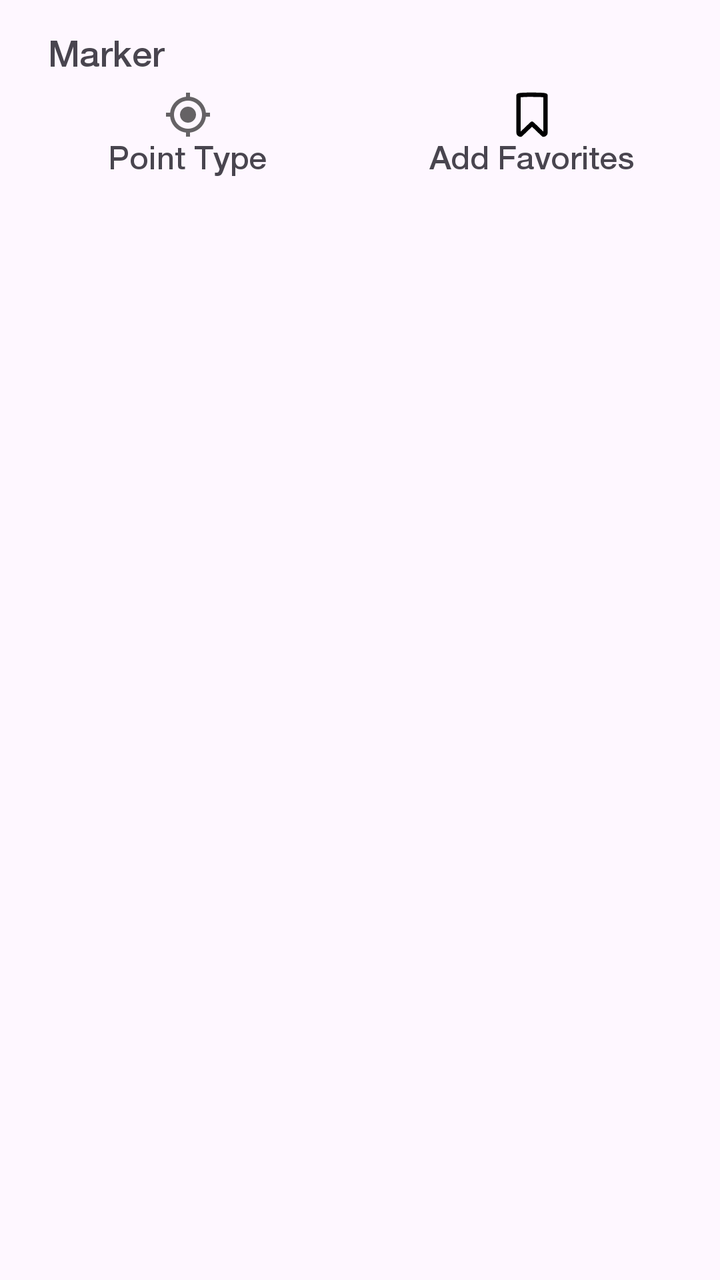
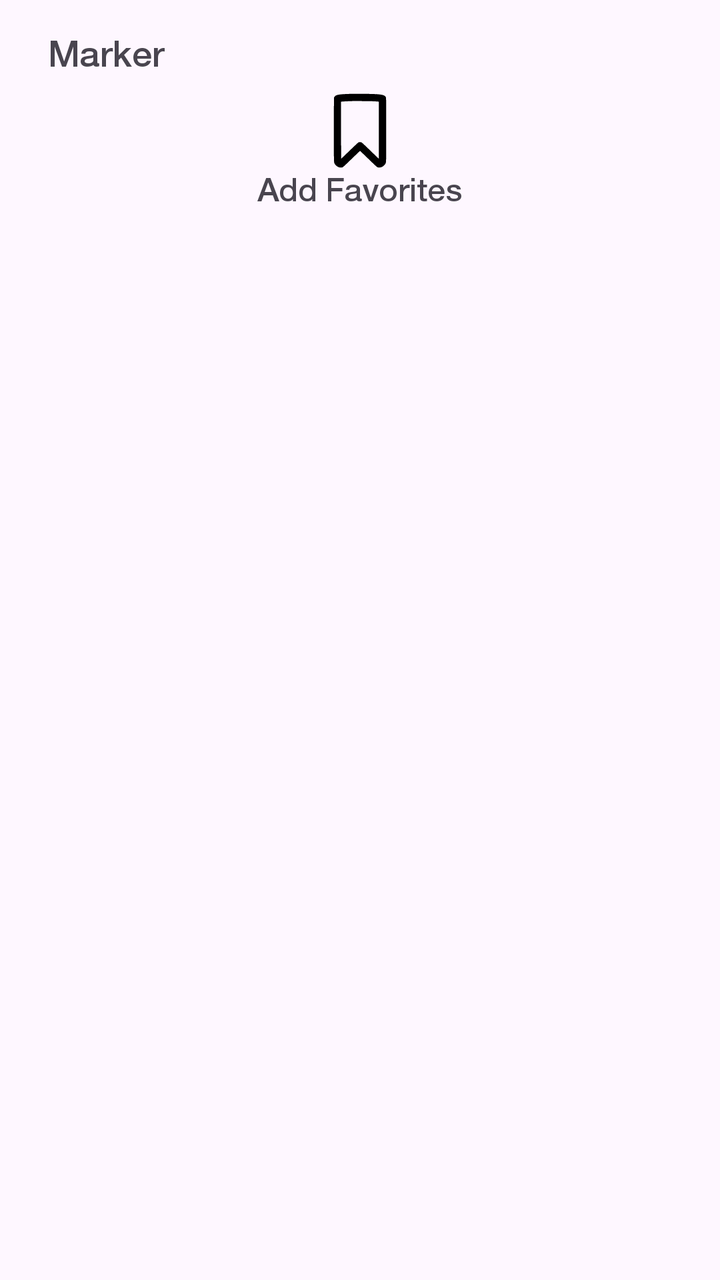

Compare the two renders of this Android layout. The source of the first and the diff that turns it into the second are given below.
<!-- AndroidManifest.xml: application theme Theme.GeoApp -->
<!-- res/layout/item_favorite_point.xml -->
<androidx.core.widget.NestedScrollView    xmlns:android="http://schemas.android.com/apk/res/android"
    android:layout_width="match_parent"
    android:layout_height="wrap_content"
    android:fillViewport="true">

    <LinearLayout
        android:layout_width="match_parent"
        android:layout_height="wrap_content"
        android:orientation="vertical"
        android:padding="8dp"
        android:paddingBottom="16dp">

        <TextView
            android:layout_width="wrap_content"
            android:layout_height="wrap_content"
            android:text="@string/marker"
            android:fontFamily="@font/helvetica"
            android:textSize="18sp"
            android:layout_marginStart="16dp"
            android:layout_marginTop="8dp"
            android:paddingBottom="8dp" />

        <LinearLayout
            android:id="@+id/linearLayoutBaseMap"
            android:layout_width="match_parent"
            android:layout_height="wrap_content"
            android:orientation="horizontal">

            <LinearLayout
                android:layout_width="0dp"
                android:id="@+id/btnPointType"
                android:layout_height="wrap_content"
                android:layout_weight="1"
                android:orientation="vertical"
                android:gravity="center">

                <ImageView
                    android:layout_width="24dp"
                    android:layout_height="24dp"
                    android:src="@drawable/ic_location" />

                <TextView
                    android:layout_width="wrap_content"
                    android:layout_height="wrap_content"
                    android:text="@string/point_type"
                    android:fontFamily="@font/helvetica"
                    android:textSize="16sp"
                    android:layout_marginBottom="16dp" />
            </LinearLayout>

            <LinearLayout
                android:layout_width="0dp"
                android:id="@+id/btnFavorites"
                android:layout_height="wrap_content"
                android:layout_weight="1"
                android:orientation="vertical"
                android:gravity="center">

                <ImageView
                    android:layout_width="24dp"
                    android:layout_height="24dp"
                    android:src="@drawable/ic_favorite" />

                <TextView
                    android:layout_width="wrap_content"
                    android:layout_height="wrap_content"
                    android:text="@string/add_favorites"
                    android:fontFamily="@font/helvetica"
                    android:textSize="16sp"
                    android:layout_marginBottom="16dp" />
            </LinearLayout>
        </LinearLayout>

        <androidx.recyclerview.widget.RecyclerView
            android:visibility="gone"
            android:id="@+id/recyclerFavoritePoints"
            android:layout_width="match_parent"
            android:layout_height="0dp"
            android:layout_weight="1"
            android:layout_marginTop="16dp"
            android:padding="8dp" />

        <EditText
            android:id="@+id/edtPointName"
            android:visibility="gone"
            android:layout_width="match_parent"
            android:layout_height="wrap_content"
            android:fontFamily="@font/helvetica"
            android:hint="@string/name"
            android:layout_margin="16dp"
            android:padding="8dp" />

        <Button
            android:id="@+id/btnSavePoint"
            android:visibility="gone"
            android:layout_width="match_parent"
            android:layout_height="wrap_content"
            style="@style/BtnAccept"
            android:text="@string/save"
            android:layout_margin="10dp" />

    </LinearLayout>
</androidx.core.widget.NestedScrollView>
<!-- resources referenced by this layout -->
<resources>
  <!-- drawable ic_favorite (drawable) -->
  <vector xmlns:android="http://schemas.android.com/apk/res/android"
      android:width="36dp"
      android:height="36dp"
      android:viewportWidth="256"
      android:viewportHeight="256">
    <path
        android:pathData="M87,10.6c-26.6,1.1 -34.4,2.6 -39,7.1c-1.5,1.5 -2.6,3 -3,4.4c-0.4,1.4 -0.6,31.5 -0.6,102.9c0,110.3 -0.2,103.7 2.9,109.4c1.9,3.5 6.7,7.9 10.7,9.7c4.4,2.1 10.4,2.6 13.9,1.3c1.8,-0.7 7.5,-5.9 29.1,-26.8c14.7,-14.2 26.9,-25.9 27.1,-25.9c0.2,0 12.4,11.6 27.1,25.9c21.7,21 27.2,26 29.1,26.7c3.5,1.4 9.5,0.8 13.9,-1.2c4,-1.8 8.8,-6.2 10.7,-9.7c3.1,-5.7 2.9,0.9 2.9,-109.3c0,-75 -0.2,-101.3 -0.6,-102.8c-2,-6.5 -8.8,-9.4 -25.3,-10.7C166.8,10 111.7,9.5 87,10.6zM173.7,34.1c5.5,0.3 11,0.7 12.3,0.9l2.3,0.4l0.2,91.3c0.1,53.3 -0.1,91.1 -0.4,91c-0.3,-0.1 -12.3,-11.6 -26.7,-25.6c-18.8,-18.2 -26.9,-25.7 -28.7,-26.6c-2.9,-1.4 -7.1,-1.3 -10,0.2c-1,0.6 -13.7,12.5 -28.1,26.4c-14.5,14 -26.5,25.5 -26.7,25.6c-0.3,0.1 -0.5,-40.5 -0.5,-91.1V35.3l2.7,-0.3c2.9,-0.4 21.4,-1.3 30.1,-1.6C111.4,33 164.1,33.5 173.7,34.1z"
        android:fillColor="#000000"/>
  </vector>
  <!-- drawable ic_location (drawable) -->
  <vector xmlns:android="http://schemas.android.com/apk/res/android"
      android:width="36dp"
      android:height="36dp"
      android:alpha="0.60"
      android:viewportWidth="24.0"
      android:viewportHeight="24.0">
      <path
          android:fillColor="#FF000000"
          android:pathData="M12,8c-2.21,0 -4,1.79 -4,4s1.79,4 4,4 4,-1.79 4,-4 -1.79,-4 -4,-4zM20.94,11c-0.46,-4.17 -3.77,-7.48 -7.94,-7.94L13,1h-2v2.06C6.83,3.52 3.52,6.83 3.06,11L1,11v2h2.06c0.46,4.17 3.77,7.48 7.94,7.94L11,23h2v-2.06c4.17,-0.46 7.48,-3.77 7.94,-7.94L23,13v-2h-2.06zM12,19c-3.87,0 -7,-3.13 -7,-7s3.13,-7 7,-7 7,3.13 7,7 -3.13,7 -7,7z" />
  </vector>
  <string name="add_favorites">Add Favorites</string>
  <string name="marker">Marker</string>
  <string name="name">Add a name</string>
  <string name="point_type">Point Type</string>
  <string name="save">Save</string>
  <style name="BtnAccept">
          <item name="android:layout_width">wrap_content</item>
          <item name="android:layout_height">50dp</item>
          <item name="android:background">@drawable/btn_pressed</item>
          <item name="android:gravity">center</item>
          <item name="android:textSize">20sp</item>
          <item name="android:textColor">@color/text_continue</item>
          <item name="android:textAllCaps">false</item>
      </style>
  <style name="Theme.GeoApp" parent="Base.Theme.GeoApp" />
  <!-- drawable btn_pressed (drawable) -->
  <?xml version="1.0" encoding="utf-8"?>
  <selector xmlns:android="http://schemas.android.com/apk/res/android">
      <item android:state_enabled="false">
          <layer-list>
              <item>
                  <shape>
                      <corners android:radius="30dp"/>
                      <solid android:color="@color/primary_disable"/>
                  </shape>
              </item>
          </layer-list>
      </item>
  
      <item android:state_pressed="true">
          <layer-list>
              <item>
                  <shape>
                      <corners android:radius="30dp"/>
                      <solid android:color="@color/primary_70"/>
                  </shape>
              </item>
          </layer-list>
      </item>
  
      <item>
          <layer-list>
              <item>
                  <shape android:shape="rectangle">
                      <corners android:radius="30dp"/>
                      <solid android:color="@color/primary_card" />
                  </shape>
              </item>
          </layer-list>
      </item>
  </selector>
  <style name="Base.Theme.GeoApp" parent="Theme.Material3.DayNight.NoActionBar">
          
          
      </style>
  <color name="primary_disable">#4B008CCC</color>
  <color name="primary_70">#36A4D8</color>
  <color name="primary_card">#008CCC</color>
</resources>

<!-- the commit's change to res/layout/item_favorite_point.xml (unified diff, before → after) -->
@@ -28,28 +28,6 @@
 
             <LinearLayout
                 android:layout_width="0dp"
-                android:id="@+id/btnPointType"
-                android:layout_height="wrap_content"
-                android:layout_weight="1"
-                android:orientation="vertical"
-                android:gravity="center">
-
-                <ImageView
-                    android:layout_width="24dp"
-                    android:layout_height="24dp"
-                    android:src="@drawable/ic_location" />
-
-                <TextView
-                    android:layout_width="wrap_content"
-                    android:layout_height="wrap_content"
-                    android:text="@string/point_type"
-                    android:fontFamily="@font/helvetica"
-                    android:textSize="16sp"
-                    android:layout_marginBottom="16dp" />
-            </LinearLayout>
-
-            <LinearLayout
-                android:layout_width="0dp"
                 android:id="@+id/btnFavorites"
                 android:layout_height="wrap_content"
                 android:layout_weight="1"
@@ -57,8 +35,8 @@
                 android:gravity="center">
 
                 <ImageView
-                    android:layout_width="24dp"
-                    android:layout_height="24dp"
+                    android:layout_width="40dp"
+                    android:layout_height="40dp"
                     android:src="@drawable/ic_favorite" />
 
                 <TextView
@@ -90,12 +68,12 @@
             android:layout_margin="16dp"
             android:padding="8dp" />
 
-        <Button
+        <androidx.appcompat.widget.AppCompatButton
             android:id="@+id/btnSavePoint"
             android:visibility="gone"
             android:layout_width="match_parent"
             android:layout_height="wrap_content"
-            style="@style/BtnAccept"
+            android:background="@drawable/background_btn"
             android:text="@string/save"
             android:layout_margin="10dp" />
 
<!-- resource entries referenced after the edit -->
@@ -1,5 +1,12 @@
 <!-- resources referenced by this layout -->
 <resources>
+  <!-- drawable background_btn (drawable) -->
+  <?xml version="1.0" encoding="utf-8"?>
+  <shape xmlns:android="http://schemas.android.com/apk/res/android">
+      <corners android:radius="20dp"/>
+      <solid android:color="#FFFFFFFF"/>
+      <stroke android:width="2dp" android:color="@color/secondary"/>
+  </shape>
   <!-- drawable ic_favorite (drawable) -->
   <vector xmlns:android="http://schemas.android.com/apk/res/android"
       android:width="36dp"
@@ -10,74 +17,15 @@
         android:pathData="M87,10.6c-26.6,1.1 -34.4,2.6 -39,7.1c-1.5,1.5 -2.6,3 -3,4.4c-0.4,1.4 -0.6,31.5 -0.6,102.9c0,110.3 -0.2,103.7 2.9,109.4c1.9,3.5 6.7,7.9 10.7,9.7c4.4,2.1 10.4,2.6 13.9,1.3c1.8,-0.7 7.5,-5.9 29.1,-26.8c14.7,-14.2 26.9,-25.9 27.1,-25.9c0.2,0 12.4,11.6 27.1,25.9c21.7,21 27.2,26 29.1,26.7c3.5,1.4 9.5,0.8 13.9,-1.2c4,-1.8 8.8,-6.2 10.7,-9.7c3.1,-5.7 2.9,0.9 2.9,-109.3c0,-75 -0.2,-101.3 -0.6,-102.8c-2,-6.5 -8.8,-9.4 -25.3,-10.7C166.8,10 111.7,9.5 87,10.6zM173.7,34.1c5.5,0.3 11,0.7 12.3,0.9l2.3,0.4l0.2,91.3c0.1,53.3 -0.1,91.1 -0.4,91c-0.3,-0.1 -12.3,-11.6 -26.7,-25.6c-18.8,-18.2 -26.9,-25.7 -28.7,-26.6c-2.9,-1.4 -7.1,-1.3 -10,0.2c-1,0.6 -13.7,12.5 -28.1,26.4c-14.5,14 -26.5,25.5 -26.7,25.6c-0.3,0.1 -0.5,-40.5 -0.5,-91.1V35.3l2.7,-0.3c2.9,-0.4 21.4,-1.3 30.1,-1.6C111.4,33 164.1,33.5 173.7,34.1z"
         android:fillColor="#000000"/>
   </vector>
-  <!-- drawable ic_location (drawable) -->
-  <vector xmlns:android="http://schemas.android.com/apk/res/android"
-      android:width="36dp"
-      android:height="36dp"
-      android:alpha="0.60"
-      android:viewportWidth="24.0"
-      android:viewportHeight="24.0">
-      <path
-          android:fillColor="#FF000000"
-          android:pathData="M12,8c-2.21,0 -4,1.79 -4,4s1.79,4 4,4 4,-1.79 4,-4 -1.79,-4 -4,-4zM20.94,11c-0.46,-4.17 -3.77,-7.48 -7.94,-7.94L13,1h-2v2.06C6.83,3.52 3.52,6.83 3.06,11L1,11v2h2.06c0.46,4.17 3.77,7.48 7.94,7.94L11,23h2v-2.06c4.17,-0.46 7.48,-3.77 7.94,-7.94L23,13v-2h-2.06zM12,19c-3.87,0 -7,-3.13 -7,-7s3.13,-7 7,-7 7,3.13 7,7 -3.13,7 -7,7z" />
-  </vector>
   <string name="add_favorites">Add Favorites</string>
   <string name="marker">Marker</string>
   <string name="name">Add a name</string>
-  <string name="point_type">Point Type</string>
   <string name="save">Save</string>
-  <style name="BtnAccept">
-          <item name="android:layout_width">wrap_content</item>
-          <item name="android:layout_height">50dp</item>
-          <item name="android:background">@drawable/btn_pressed</item>
-          <item name="android:gravity">center</item>
-          <item name="android:textSize">20sp</item>
-          <item name="android:textColor">@color/text_continue</item>
-          <item name="android:textAllCaps">false</item>
-      </style>
   <style name="Theme.GeoApp" parent="Base.Theme.GeoApp" />
-  <!-- drawable btn_pressed (drawable) -->
-  <?xml version="1.0" encoding="utf-8"?>
-  <selector xmlns:android="http://schemas.android.com/apk/res/android">
-      <item android:state_enabled="false">
-          <layer-list>
-              <item>
-                  <shape>
-                      <corners android:radius="30dp"/>
-                      <solid android:color="@color/primary_disable"/>
-                  </shape>
-              </item>
-          </layer-list>
-      </item>
-  
-      <item android:state_pressed="true">
-          <layer-list>
-              <item>
-                  <shape>
-                      <corners android:radius="30dp"/>
-                      <solid android:color="@color/primary_70"/>
-                  </shape>
-              </item>
-          </layer-list>
-      </item>
-  
-      <item>
-          <layer-list>
-              <item>
-                  <shape android:shape="rectangle">
-                      <corners android:radius="30dp"/>
-                      <solid android:color="@color/primary_card" />
-                  </shape>
-              </item>
-          </layer-list>
-      </item>
-  </selector>
+  <color name="secondary">#1A8CB0</color>
   <style name="Base.Theme.GeoApp" parent="Theme.Material3.DayNight.NoActionBar">
           
           
       </style>
-  <color name="primary_disable">#4B008CCC</color>
-  <color name="primary_70">#36A4D8</color>
-  <color name="primary_card">#008CCC</color>
 </resources>
 
